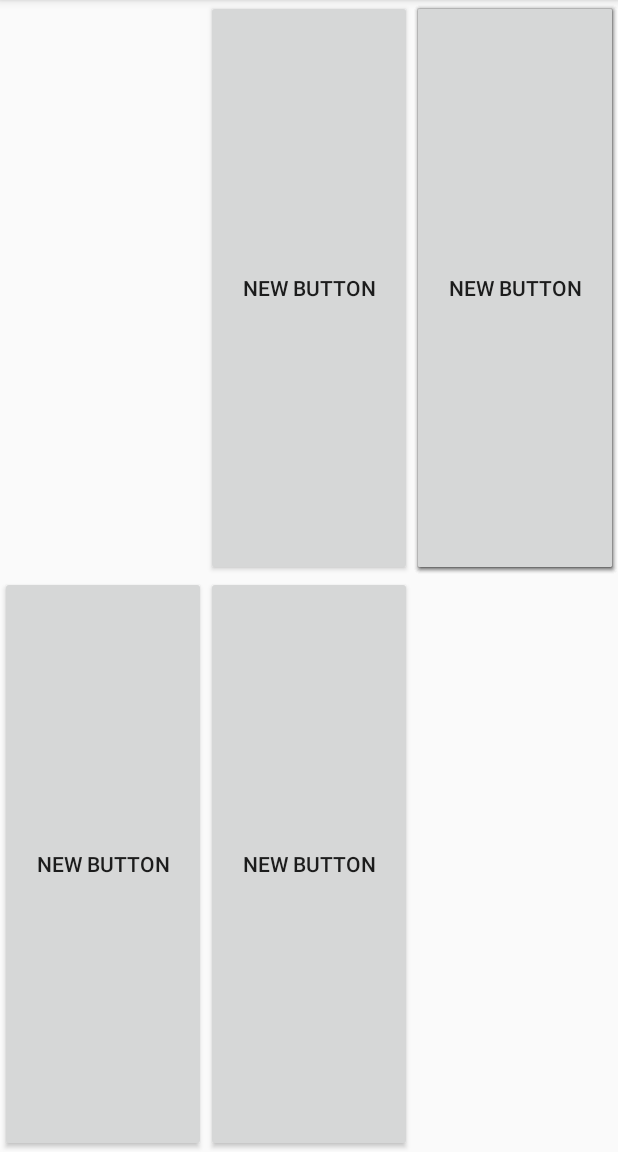
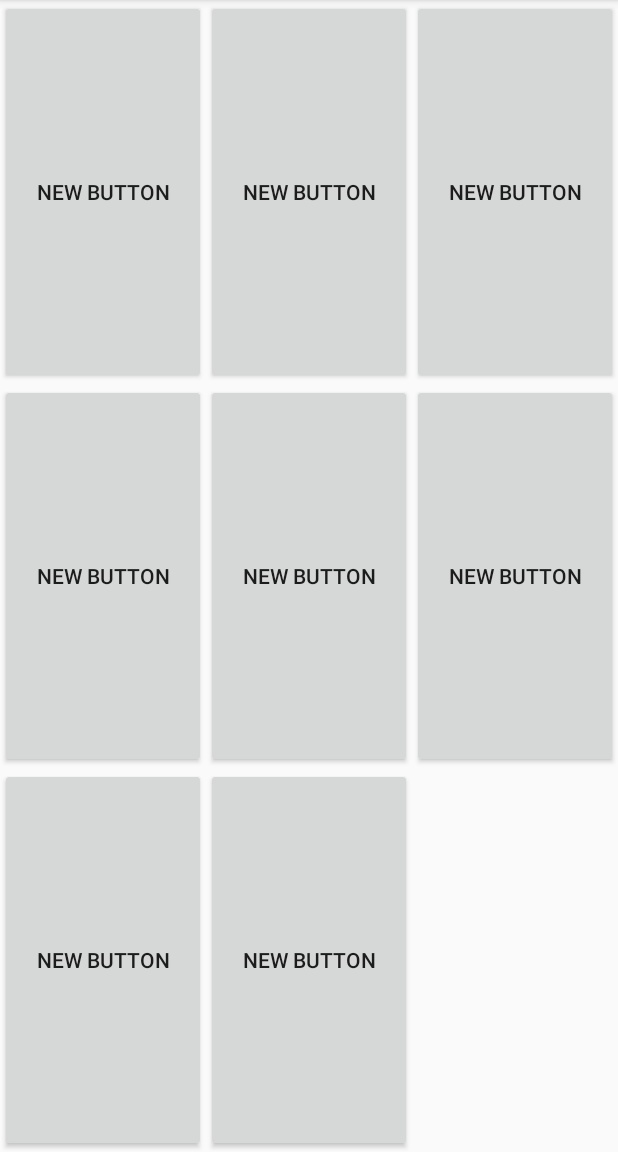
Before and after one commit to MarcinSemkowski/Java_U_Android_Intro, an Android app: the screen it shows after launch (MainActivity), on a phone screen of 412 x 824 dp, the part 84-1236 px from its top. Run offline under Robolectric (Android 15) with nearby library versions, the phone set to English and light mode, and no system bars.

Commit message:
Audio Volume Grid layaut #2

```diff
--- a/app/src/main/res/layout/activity_main.xml
+++ b/app/src/main/res/layout/activity_main.xml
@@ -21,16 +21,18 @@
             android:layout_columnWeight="1"
             android:layout_gravity="fill"
             android:text="New Button" />
+
         <Button
             android:id="@+id/button1"
             android:layout_width="wrap_content"
             android:layout_height="wrap_content"
             android:layout_row="0"
             android:layout_rowWeight="1"
-            android:layout_column="1"
+            android:layout_column="0"
             android:layout_columnWeight="1"
             android:layout_gravity="fill"
             android:text="New Button" />
+
         <Button
             android:id="@+id/button3"
             android:layout_width="wrap_content"
@@ -45,19 +47,20 @@
             android:id="@+id/button4"
             android:layout_width="wrap_content"
             android:layout_height="wrap_content"
-            android:layout_row="1"
+            android:layout_row="2"
             android:layout_rowWeight="1"
             android:layout_column="1"
             android:layout_columnWeight="1"
             android:layout_gravity="fill"
             android:text="New Button" />
+
         <Button
             android:id="@+id/button5"
             android:layout_width="wrap_content"
             android:layout_height="wrap_content"
-            android:layout_row="0"
+            android:layout_row="2"
             android:layout_rowWeight="1"
-            android:layout_column="8"
+            android:layout_column="0"
             android:layout_columnWeight="1"
             android:layout_gravity="fill"
             android:text="New Button" />
@@ -66,19 +69,20 @@
             android:id="@+id/button6"
             android:layout_width="wrap_content"
             android:layout_height="wrap_content"
-            android:layout_row="0"
+            android:layout_row="1"
             android:layout_rowWeight="1"
             android:layout_column="8"
             android:layout_columnWeight="1"
             android:layout_gravity="fill"
             android:text="New Button" />
+
         <Button
             android:id="@+id/button7"
             android:layout_width="wrap_content"
             android:layout_height="wrap_content"
-            android:layout_row="0"
+            android:layout_row="1"
             android:layout_rowWeight="1"
-            android:layout_column="8"
+            android:layout_column="1"
             android:layout_columnWeight="1"
             android:layout_gravity="fill"
             android:text="New Button" />
@@ -89,7 +93,7 @@
             android:layout_height="wrap_content"
             android:layout_row="0"
             android:layout_rowWeight="1"
-            android:layout_column="8"
+            android:layout_column="1"
             android:layout_columnWeight="1"
             android:layout_gravity="fill"
             android:text="New Button" />
```
